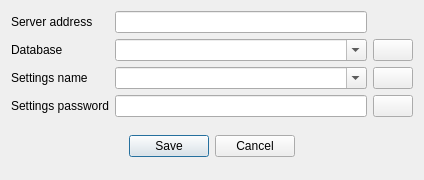
Above: Classes/dlgserverconnection.ui from End1-1/Cafe5 before the change. Below: the same form after it.
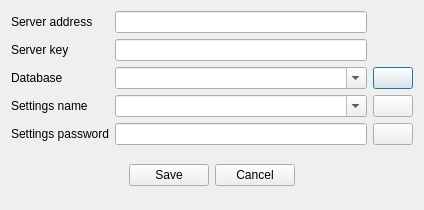
That is the form after the change. Icons and pictures are not drawn.

Patch:
```diff
--- a/Classes/dlgserverconnection.ui
+++ b/Classes/dlgserverconnection.ui
@@ -7,38 +7,53 @@
     <x>0</x>
     <y>0</y>
     <width>424</width>
-    <height>180</height>
+    <height>210</height>
    </rect>
   </property>
   <property name="windowTitle">
    <string>Config</string>
   </property>
   <layout class="QGridLayout" name="gridLayout">
-   <item row="0" column="0">
-    <widget class="QLabel" name="label">
+   <item row="3" column="2">
+    <widget class="QPushButton" name="btnGetDatabases">
      <property name="text">
-      <string>Server address</string>
+      <string/>
      </property>
     </widget>
    </item>
-   <item row="2" column="0">
-    <widget class="QLabel" name="label_3">
-     <property name="text">
-      <string>Database</string>
+   <item row="4" column="1">
+    <widget class="QComboBox" name="cbSettings">
+     <property name="editable">
+      <bool>true</bool>
      </property>
     </widget>
    </item>
-   <item row="0" column="1">
-    <widget class="QLineEdit" name="leAddress"/>
+   <item row="5" column="1">
+    <widget class="QLineEdit" name="leSettingsPassword">
+     <property name="echoMode">
+      <enum>QLineEdit::EchoMode::Password</enum>
+     </property>
+    </widget>
    </item>
-   <item row="3" column="0">
-    <widget class="QLabel" name="label_2">
+   <item row="5" column="0">
+    <widget class="QLabel" name="label_4">
      <property name="text">
-      <string>Settings name</string>
+      <string>Settings password</string>
      </property>
     </widget>
    </item>
-   <item row="5" column="0" colspan="3">
+   <item row="4" column="2">
+    <widget class="QPushButton" name="btnGetSettings">
+     <property name="text">
+      <string/>
+     </property>
+     <property name="icon">
+      <iconset resource="../resources/res.qrc">
+       <normaloff>:/refresh.png</normaloff>:/refresh.png</iconset>
+     </property>
+    </widget>
+   </item>
+   <item row="6" column="0" colspan="3">
     <widget class="QWidget" name="widget" native="true">
      <layout class="QHBoxLayout" name="horizontalLayout">
       <item>
@@ -84,57 +99,7 @@
      </layout>
     </widget>
    </item>
-   <item row="3" column="1">
-    <widget class="QComboBox" name="cbSettings">
-     <property name="editable">
-      <bool>true</bool>
-     </property>
-    </widget>
-   </item>
-   <item row="2" column="2">
-    <widget class="QPushButton" name="btnGetDatabases">
-     <property name="text">
-      <string/>
-     </property>
-     <property name="icon">
-      <iconset resource="../resources/res.qrc">
-       <normaloff>:/refresh.png</normaloff>:/refresh.png</iconset>
-     </property>
-    </widget>
-   </item>
-   <item row="2" column="1">
-    <widget class="QComboBox" name="cbDatabases">
-     <property name="editable">
-      <bool>true</bool>
-     </property>
-    </widget>
-   </item>
-   <item row="3" column="2">
-    <widget class="QPushButton" name="btnGetSettings">
-     <property name="text">
-      <string/>
-     </property>
-     <property name="icon">
-      <iconset resource="../resources/res.qrc">
-       <normaloff>:/refresh.png</normaloff>:/refresh.png</iconset>
-     </property>
-    </widget>
-   </item>
-   <item row="4" column="0">
-    <widget class="QLabel" name="label_4">
-     <property name="text">
-      <string>Settings password</string>
-     </property>
-    </widget>
-   </item>
-   <item row="4" column="1">
-    <widget class="QLineEdit" name="leSettingsPassword">
-     <property name="echoMode">
-      <enum>QLineEdit::EchoMode::Password</enum>
-     </property>
-    </widget>
-   </item>
-   <item row="4" column="2">
+   <item row="5" column="2">
     <widget class="QPushButton" name="btnShowPassword">
      <property name="text">
       <string/>
@@ -148,6 +113,47 @@
      </property>
     </widget>
    </item>
+   <item row="3" column="1">
+    <widget class="QComboBox" name="cbDatabases">
+     <property name="editable">
+      <bool>true</bool>
+     </property>
+    </widget>
+   </item>
+   <item row="3" column="0">
+    <widget class="QLabel" name="label_3">
+     <property name="text">
+      <string>Database</string>
+     </property>
+    </widget>
+   </item>
+   <item row="0" column="1">
+    <widget class="QLineEdit" name="leAddress"/>
+   </item>
+   <item row="4" column="0">
+    <widget class="QLabel" name="label_2">
+     <property name="text">
+      <string>Settings name</string>
+     </property>
+    </widget>
+   </item>
+   <item row="0" column="0">
+    <widget class="QLabel" name="label">
+     <property name="text">
+      <string>Server address</string>
+     </property>
+    </widget>
+   </item>
+   <item row="2" column="0">
+    <widget class="QLabel" name="label_5">
+     <property name="text">
+      <string>Server key</string>
+     </property>
+    </widget>
+   </item>
+   <item row="2" column="1">
+    <widget class="QLineEdit" name="leServerKey"/>
+   </item>
   </layout>
  </widget>
  <resources>
```
Left out of the diff: 16 changed lines with no effect on the pictures.
